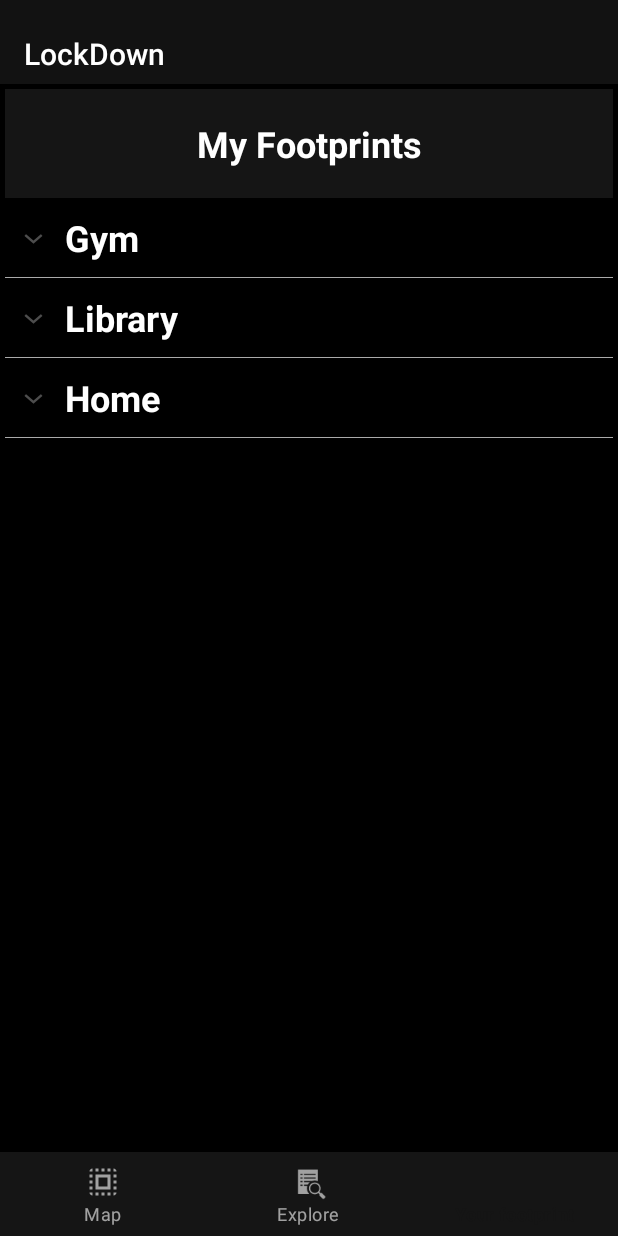
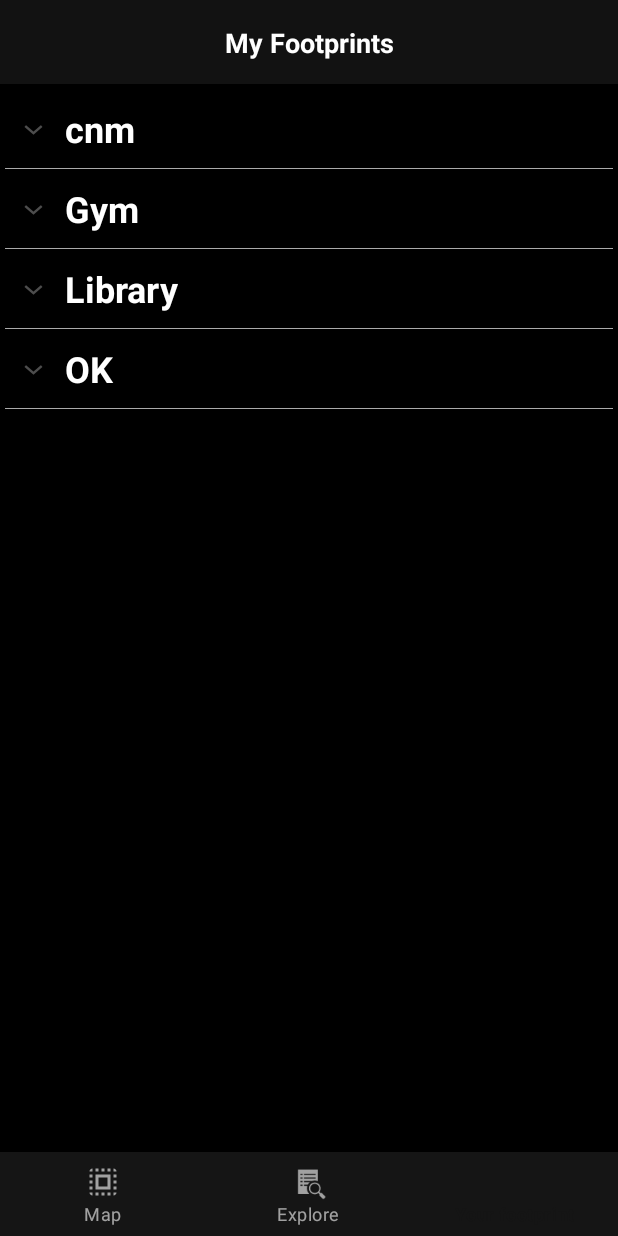
Before and after one commit to tiandi111/FootPrint, an Android app: the screen it shows after launch (Yourfootprint_Index), item 3 of the bottom bar chosen, on a phone screen of 412 x 824 dp. Run offline under Robolectric (Android 15) with nearby library versions, the phone set to English and light mode, and no system bars; our stand-ins replace Volley; libraries missing offline, so code that uses them is left out: com.spotify.android, com.spotify.protocol, com.spotify.sdk; 7 statements that could not run were skipped.

Commit message:
Clean the project and do some little changes on UI

```diff
--- a/app/build.gradle
+++ b/app/build.gradle
@@ -51,5 +51,4 @@ dependencies {
 
     // Network
     implementation 'com.android.volley:volley:1.1.1'
-
 }
--- a/app/src/main/AndroidManifest.xml
+++ b/app/src/main/AndroidManifest.xml
@@ -53,11 +53,11 @@
         </activity>
 
         <service
-            android:name=".Service.LocationMonitoring_Service"
+            android:name=".service.LocationMonitoring_Service"
             android:exported="false">
         </service>
 
-        <receiver android:name=".tools.CommonBroadCastReceiver"  android:exported="true">
+        <receiver android:name=".tool.CommonBroadCastReceiver"  android:exported="true">
             <intent-filter>
                 <action android:name="android.intent.action.BOOT_COMPLETED"/>
                 <action android:name="android.intent.action.INPUT_METHOD_CHANGED" />
--- a/app/src/main/java/com/example/lockdown/Maps_Activity.java
+++ b/app/src/main/java/com/example/lockdown/Maps_Activity.java
@@ -7,15 +7,12 @@ import android.content.Intent;
 import android.content.IntentFilter;
 import android.content.pm.PackageManager;
 import android.content.res.Resources;
-import android.location.Location;
 import android.net.ConnectivityManager;
 import android.net.NetworkInfo;
 import android.net.Uri;
 import android.support.annotation.NonNull;
 import android.support.design.widget.BottomNavigationView;
 import android.support.v4.app.ActivityCompat;
-import android.support.v4.app.FragmentManager;
-import android.support.v4.app.FragmentTransaction;
 import android.os.Bundle;
 import android.support.v4.content.ContextCompat;
 import android.support.v4.content.LocalBroadcastManager;
@@ -29,16 +26,12 @@ import android.widget.Toast;
 import com.android.volley.Request;
 import com.android.volley.Response;
 import com.android.volley.VolleyError;
-import com.android.volley.toolbox.JsonObjectRequest;
 import com.android.volley.toolbox.StringRequest;
-import com.example.lockdown.Service.LocationMonitoring_Service;
+import com.example.lockdown.service.LocationMonitoring_Service;
 import com.example.lockdown.network.DownloadCallback;
 import com.example.lockdown.network.NetworkRequestHandler;
-import com.example.lockdown.tools.CommonBroadCastReceiver;
-import com.example.lockdown.tools.FetchAddressTask;
-import com.google.android.gms.common.api.GoogleApiClient;
+import com.example.lockdown.tool.CommonBroadCastReceiver;
 import com.google.android.gms.location.FusedLocationProviderClient;
-import com.google.android.gms.location.LocationServices;
 import com.google.android.gms.maps.CameraUpdateFactory;
 import com.google.android.gms.maps.GoogleMap;
 import com.google.android.gms.maps.OnMapReadyCallback;
@@ -49,7 +42,6 @@ import com.google.android.gms.maps.model.Marker;
 import com.google.android.gms.maps.model.MarkerOptions;
 import com.google.android.gms.maps.model.PointOfInterest;
 
-import com.google.android.gms.tasks.OnSuccessListener;
 import com.spotify.android.appremote.api.ConnectionParams;
 import com.spotify.android.appremote.api.Connector;
 import com.spotify.android.appremote.api.SpotifyAppRemote;
@@ -58,63 +50,56 @@ import com.spotify.sdk.android.authentication.AuthenticationClient;
 import com.spotify.sdk.android.authentication.AuthenticationRequest;
 import com.spotify.sdk.android.authentication.AuthenticationResponse;
 
-import org.json.JSONObject;
-
 import java.util.List;
 import java.util.Locale;
-import java.util.concurrent.Executor;
 
 public class Maps_Activity extends AppCompatActivity
         implements DownloadCallback, OnMapReadyCallback, Addfootprint_Fragment.OnFragmentInteractionListener {
 
+    // Map
     private GoogleMap mMap;
-
-    private SpotifyAppRemote mSpotifyAppRemote;
-    private CommonBroadCastReceiver commonBroadCastReceiver;
+    private static final String TAG = "Maps_Activity";
+    public Marker currentMarker = null;
+    public Addfootprint_Fragment currentFragment;
     private FusedLocationProviderClient mFusedLocationClient;
-
+    private static final int REQUEST_LOCATION_PERMISSION = 1;
+    private static final int REQUEST_CODE = 1337;
     private float zoom = 15;
 
-    private static final String TAG = "Maps_Activity";
-    private static final int REQUEST_LOCATION_PERMISSION = 1;
-    private static final int REQUEST_CODE = 1337;
-
+    // Spotify
+    private SpotifyAppRemote mSpotifyAppRemote;
     private static final String CLIENT_ID = "954bf3f438c04897af73f0209a741c8a";
     private static final String REDIRECT_URI = "testschema://callback";
 
-    public Marker currentMarker = null;
-    public Addfootprint_Fragment currentFragment;
-    public List<Marker> footprintList = null;
+    // BroadCastReceiver for receiving location info
+    private CommonBroadCastReceiver commonBroadCastReceiver;
 
-    /*
-    **  Instances and variables for networking
-     */
-    private NetworkFragment networkFragment; // singleton for networkFragment
+    //  Networking
+    private Network_Fragment networkFragment; // singleton for networkFragment
     private boolean downloading = false;
 
     @Override
     protected void onCreate(Bundle savedInstanceState) {
         super.onCreate(savedInstanceState);
 
+        // The correct order to call functions below is:
+        // requestWindowFeature -> setContentView -> ..._init(basic UI elements)
         requestWindowFeature(Window.FEATURE_CUSTOM_TITLE);
 
         setContentView(R.layout.activity_maps);
 
         customizedTitle_init();
+        bottom_navigation_init();
 
         setGoogleMapFragment();
 
         AuthenticationForSpotify();
-
         ConnectToSpotify();
 
-        bottom_navigation_init();
-
         LocationMonitoringService_init(Maps_Activity.this);
-
         broadCastReciverInit( LocalBroadcastManager.getInstance(this) );
 
-        networkFragment = NetworkFragment.getInstance(getSupportFragmentManager(), "http://3.87.45.142:8080/");
+        networkFragment = Network_Fragment.getInstance(getSupportFragmentManager(), "http://3.87.45.142:8080/");
 
     }
 
@@ -159,7 +144,7 @@ public class Maps_Activity extends AppCompatActivity
      * Manipulates the map once available.
      * This callback is triggered when the map is ready to be used.
      * This is where we can add markers or lines, add listeners or move the camera. In this case,
-     * we just add a marker near Sydney, Australia.
+     * we just add a marker near College Station, Texas
      * If Google Play services is not installed on the device, the user will be prompted to install
      * it inside the SupportMapFragment. This method will only be triggered once the user has
      * installed Google Play services and returned to the app.
@@ -185,7 +170,7 @@ public class Maps_Activity extends AppCompatActivity
 
         // Add a marker in LockDown and move the camera
         LatLng LockDown = new LatLng(30.58757, -96.33633);
-        mMap.addMarker(new MarkerOptions().position(LockDown).title("Marker of LockDown"));
+        mMap.addMarker(new MarkerOptions().position(LockDown).title("Hometown"));
         mMap.moveCamera(CameraUpdateFactory.newLatLngZoom(LockDown, zoom));
         setMapLongClick(mMap);
         setPoiClick(mMap);
@@ -214,14 +199,14 @@ public class Maps_Activity extends AppCompatActivity
 
     public void LocationMonitoringService_init(Context context) {
         if(isServiceRunning("LocationMonitoringThread")) {
-            Log.i("服务正在运行","return");
+            Log.i("Service is running!","return");
             return;
         }
         Intent location_monitoring_intent = new Intent(context, LocationMonitoring_Service.class);
         startService(location_monitoring_intent);
     }
 
-    private void customizedTitle_init() {
+    public void customizedTitle_init() {
         getWindow().setFeatureInt(Window.FEATURE_CUSTOM_TITLE, R.layout.title);
         TextView tv = (TextView) findViewById(R.id.title);
         tv.setText("Map");
@@ -258,12 +243,13 @@ public class Maps_Activity extends AppCompatActivity
                         mSpotifyAppRemote = spotifyAppRemote;
                         Log.d("SpotifyRemoteConnection", "Connected! Yay!");
                         // Do what we want spotify to do after connecting
+                        // Write code in connected()
                         connected();
                     }
 
                     @Override
                     public void onFailure(Throwable throwable) {
-                        Log.e("SpotifyRemoteConnection", throwable.getMessage() + "错误", throwable);
+                        Log.e("SpotifyRemoteConnection", throwable.getMessage(), throwable);
                     }
                 });
     }
--- a/app/src/main/java/com/example/lockdown/NetworkFragment.java
+++ b/app/src/main/java/com/example/lockdown/Network_Fragment.java
@@ -27,8 +27,8 @@ import javax.net.ssl.SSLSocketFactory;
 /**
  * Implementation of headless Fragment that runs an AsyncTask to fetch data from the network.
  */
-public class NetworkFragment extends Fragment {
-    public static final String TAG = "NetworkFragment";
+public class Network_Fragment extends Fragment {
+    public static final String TAG = "Network_Fragment";
 
     private static final String URL_KEY = "UrlKey";
 
@@ -36,15 +36,15 @@ public class NetworkFragment extends Fragment {
     private DownloadTask downloadTask;
     private String urlString;
 
-    public static NetworkFragment getInstance(FragmentManager fragmentManager, String url) {
-        // Recover NetworkFragment in case we are re-creating the Activity due to a config change.
-        // This is necessary because NetworkFragment might have a task that began running before
+    public static Network_Fragment getInstance(FragmentManager fragmentManager, String url) {
+        // Recover Network_Fragment in case we are re-creating the Activity due to a config change.
+        // This is necessary because Network_Fragment might have a task that began running before
         // the config change occurred and has not finished yet.
-        // The NetworkFragment is recoverable because it calls setRetainInstance(true).
-        NetworkFragment networkFragment = (NetworkFragment) fragmentManager
-                .findFragmentByTag(NetworkFragment.TAG);
+        // The Network_Fragment is recoverable because it calls setRetainInstance(true).
+        Network_Fragment networkFragment = (Network_Fragment) fragmentManager
+                .findFragmentByTag(Network_Fragment.TAG);
         if (networkFragment == null) {
-            networkFragment = new NetworkFragment();
+            networkFragment = new Network_Fragment();
             Bundle args = new Bundle();
             args.putString(URL_KEY, url);
             networkFragment.setArguments(args);
--- a/app/src/main/java/com/example/lockdown/Yourfootprint_Index.java
+++ b/app/src/main/java/com/example/lockdown/Yourfootprint_Index.java
@@ -5,10 +5,16 @@ import android.support.v7.app.AppCompatActivity;
 import android.os.Bundle;
 import android.view.MenuItem;
 import android.view.View;
+import android.view.Window;
 import android.widget.ExpandableListAdapter;
 import android.widget.ExpandableListView;
+import android.widget.TextView;
 import android.widget.Toast;
 import android.content.Intent;
+
+import com.example.lockdown.ui.CustomExpandableListAdapter;
+import com.example.lockdown.ui.ExpandableListDataPump;
+
 import java.util.ArrayList;
 import java.util.HashMap;
 import java.util.List;
@@ -21,8 +27,13 @@ public class Yourfootprint_Index extends AppCompatActivity {
     @Override
     protected void onCreate(Bundle savedInstanceState) {
         super.onCreate(savedInstanceState);
+
+        requestWindowFeature(Window.FEATURE_CUSTOM_TITLE);
         setContentView(R.layout.yourfootprint_index);
+
+        customizedTitle_init();
         bottom_nav_init();
+
         expandableListView = (ExpandableListView) findViewById(R.id.expandableListView);
         expandableListDetail = ExpandableListDataPump.getData();
         expandableListTitle = new ArrayList<String>(expandableListDetail.keySet());
@@ -92,4 +103,11 @@ public class Yourfootprint_Index extends AppCompatActivity {
         });
         bottomNV.setSelectedItemId(R.id.navigation_yourfootprint);
     }
+
+    public void customizedTitle_init() {
+        getWindow().setFeatureInt(Window.FEATURE_CUSTOM_TITLE, R.layout.title);
+        TextView tv = (TextView) findViewById(R.id.title);
+        tv.setText("My Footprints");
+    }
+
 }
--- a/app/src/main/java/com/example/lockdown/tools/CommonBroadCastReceiver.java
+++ b/app/src/main/java/com/example/lockdown/tool/CommonBroadCastReceiver.java
@@ -1,4 +1,4 @@
-package com.example.lockdown.tools;
+package com.example.lockdown.tool;
 
 import android.content.BroadcastReceiver;
 import android.content.Context;
@@ -9,7 +9,6 @@ import android.widget.Toast;
 import com.spotify.android.appremote.api.ConnectionParams;
 import com.spotify.android.appremote.api.Connector;
 import com.spotify.android.appremote.api.SpotifyAppRemote;
-import com.spotify.protocol.client.CallResult;
 
 public class CommonBroadCastReceiver extends BroadcastReceiver {
     private SpotifyAppRemote mSpotifyAppRemote;
--- a/app/src/main/java/com/example/lockdown/tools/location.java
+++ b/app/src/main/java/com/example/lockdown/tool/location.java
@@ -1,4 +1,4 @@
-package com.example.lockdown.tools;
+package com.example.lockdown.tool;
 
 import android.location.Location;
 
--- a/app/src/main/java/com/example/lockdown/CustomExpandableListAdapter.java
+++ b/app/src/main/java/com/example/lockdown/ui/CustomExpandableListAdapter.java
@@ -1,4 +1,4 @@
-package com.example.lockdown;
+package com.example.lockdown.ui;
 
 import java.util.HashMap;
 import java.util.List;
@@ -9,6 +9,8 @@ import android.view.View;
 import android.view.ViewGroup;
 import android.widget.BaseExpandableListAdapter;
 import android.widget.TextView;
+
+import com.example.lockdown.R;
 
 public class CustomExpandableListAdapter extends BaseExpandableListAdapter {
 
--- a/app/src/main/java/com/example/lockdown/ExpandableListDataPump.java
+++ b/app/src/main/java/com/example/lockdown/ui/ExpandableListDataPump.java
@@ -1,4 +1,4 @@
-package com.example.lockdown;
+package com.example.lockdown.ui;
 
 import java.util.ArrayList;
 import java.util.HashMap;
@@ -26,9 +26,10 @@ public class ExpandableListDataPump {
         fp3.add("Words");
         fp3.add("...");
 
-        expandableListDetail.put("Home", fp1);
+        expandableListDetail.put("OK", fp1);
         expandableListDetail.put("Library", fp2);
         expandableListDetail.put("Gym", fp3);
+        expandableListDetail.put("cnm", new ArrayList());
         return expandableListDetail;
     }
 }
--- a/app/src/main/res/layout/yourfootprint_index.xml
+++ b/app/src/main/res/layout/yourfootprint_index.xml
@@ -11,18 +11,18 @@
         android:layout_width="fill_parent"
         android:layout_height="fill_parent"
         android:padding="3dip">
-        <TextView
-            android:paddingTop="20dp"
-            android:paddingBottom="20dp"
-            android:id="@+id/textView"
-            android:layout_width="match_parent"
-            android:layout_height="wrap_content"
-            android:background="@color/colorPrimary"
-            android:gravity="center_horizontal"
-            android:text="My Footprints"
-            android:textColor="@color/common_google_signin_btn_text_dark_default"
-            android:textSize="24sp"
-            android:textStyle="bold" />
+        <!--<TextView-->
+            <!--android:paddingTop="20dp"-->
+            <!--android:paddingBottom="20dp"-->
+            <!--android:id="@+id/textView"-->
+            <!--android:layout_width="match_parent"-->
+            <!--android:layout_height="wrap_content"-->
+            <!--android:background="@color/colorPrimary"-->
+            <!--android:gravity="center_horizontal"-->
+            <!--android:text="My Footprints"-->
+            <!--android:textColor="@color/common_google_signin_btn_text_dark_default"-->
+            <!--android:textSize="24sp"-->
+            <!--android:textStyle="bold" />-->
         <ScrollView
             android:layout_width="match_parent"
             android:layout_height="match_parent"
```
Also changed, not shown: app/src/main/java/com/example/lockdown/AddingFootPrint.java (deleted, +0 -13 lines), app/src/main/java/com/example/lockdown/Yourfootprint_Activity.java (+13 -8 lines), app/src/main/java/com/example/lockdown/service/LocationMonitoring_Service.java (renamed from app/src/main/java/com/example/lockdown/Service/LocationMonitoring_Service.java, +3 -13 lines), app/src/main/java/com/example/lockdown/tool/FetchAddressTask.java (renamed from app/src/main/java/com/example/lockdown/tools/FetchAddressTask.java, +1 -6 lines), app/src/main/java/com/example/lockdown/ui/music/MusicFragment.java (deleted, +0 -36 lines), app/src/main/java/com/example/lockdown/ui/music/MusicViewModel.java (deleted, +0 -7 lines), app/src/main/res/layout/activity_management.xml (+12 -12 lines), app/src/main/res/layout/activity_management_gym.xml (deleted, +0 -186 lines), 1 other file.
